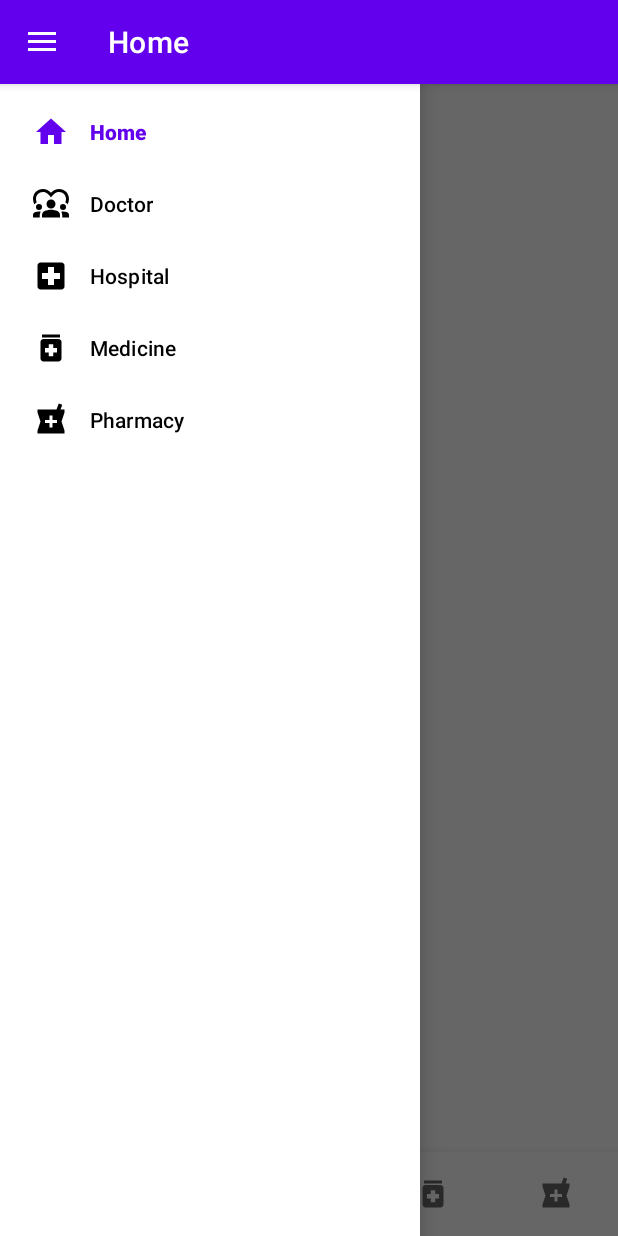
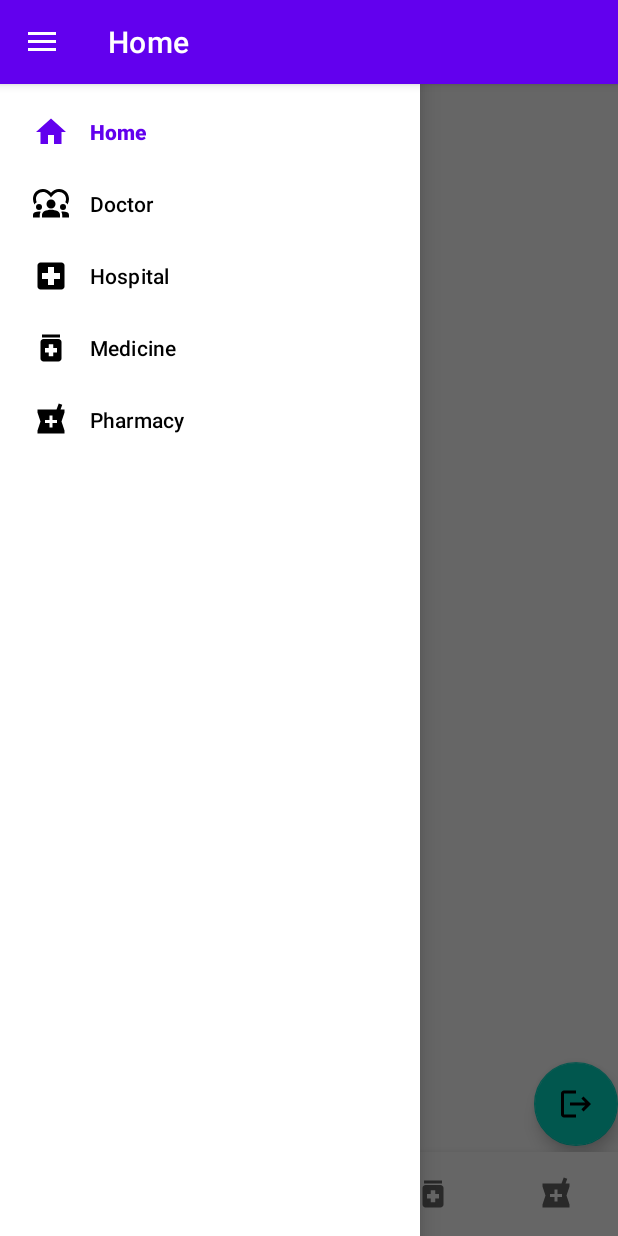
Before and after one commit to RealKevinPlayz/UAS_ANMP_160420078_160420053_160420062, an Android app: the HomeFragment screen opened directly, with no data from a screen before it, with the side drawer open, on a phone screen of 412 x 824 dp. Run offline under Robolectric (Android 15) with nearby library versions, the phone set to English and light mode, and no system bars; our stand-ins replace Picasso, Room's generated code, RxJava, data binding, navigation-ui; pictures from the network do not load; 2 statements that could not run were skipped.

Commit message:
Sign Out dapat dilakukan, Ubah Profil username, nama, dan password, Session juga dapat disimpan

```diff
--- a/app/src/main/java/id/ac/ubaya/informatika/anmp_uts_mobilehealthcare_160420078/model/UserDao.kt
+++ b/app/src/main/java/id/ac/ubaya/informatika/anmp_uts_mobilehealthcare_160420078/model/UserDao.kt
@@ -16,9 +16,12 @@ interface UserDao {
     @Query("SELECT id FROM user WHERE username = :username and password = :password")
     fun selectUserID(username: String, password: String): Int
 
+    @Query("select * from user where id = :id")
+    fun selectLoggedInUser(id: Int): User
+
     @Delete
     fun deleteUser(user: User)
 
-    @Query("update user set username=:username, first_name=:firstName, last_name=:lastName, password=:password where id=:id")
+    @Query("update user set username=:username, first_name=:firstName, last_name=:lastName, password= :password where id=:id")
     fun update(username: String, firstName: String, lastName: String, password: String, id: Int)
 }
--- a/app/src/main/java/id/ac/ubaya/informatika/anmp_uts_mobilehealthcare_160420078/view/ArticleListAdapter.kt
+++ b/app/src/main/java/id/ac/ubaya/informatika/anmp_uts_mobilehealthcare_160420078/view/ArticleListAdapter.kt
@@ -17,7 +17,7 @@ import id.ac.ubaya.informatika.anmp_uts_mobilehealthcare_160420078.model.Doctor
 import id.ac.ubaya.informatika.anmp_uts_mobilehealthcare_160420078.util.loadImage
 import kotlinx.android.synthetic.main.doctors_list_item.view.*
 
-class ArticleListAdapter(var articleList:ArrayList<Article>, var adapterOnClick : (Article) -> Unit) : RecyclerView.Adapter<ArticleListAdapter.ArticleViewHolder>() {
+class ArticleListAdapter(var articleList:ArrayList<Article>) : RecyclerView.Adapter<ArticleListAdapter.ArticleViewHolder>() {
     class ArticleViewHolder(var view: ArticleListItemBinding): RecyclerView.ViewHolder(view.root)
 
     override fun onBindViewHolder(holder: ArticleViewHolder, position: Int) {
--- a/app/src/main/java/id/ac/ubaya/informatika/anmp_uts_mobilehealthcare_160420078/view/DoctorsListAdapter.kt
+++ b/app/src/main/java/id/ac/ubaya/informatika/anmp_uts_mobilehealthcare_160420078/view/DoctorsListAdapter.kt
@@ -29,7 +29,6 @@ ButtonDetailLayoutInterface{
     override fun onBindViewHolder(holder: DoctorViewHolder, position: Int) {
         holder.view.doctor = doctorList[position]
         holder.view.btnListener = this
-        Log.wtf("Doctor Data Name", doctorList[position].doctorName.toString())
         //var imageView = holder.view.findViewById<ImageView>(R.id.doctorCardImage)
         //var progressBar = holder.view.findViewById<ProgressBar>(R.id.doctorCardProgressBar)
         //imageView.loadImage(doctorList[position].doctorPhotoUrl, progressBar)
--- a/app/src/main/java/id/ac/ubaya/informatika/anmp_uts_mobilehealthcare_160420078/view/HomeFragment.kt
+++ b/app/src/main/java/id/ac/ubaya/informatika/anmp_uts_mobilehealthcare_160420078/view/HomeFragment.kt
@@ -1,14 +1,21 @@
 package id.ac.ubaya.informatika.anmp_uts_mobilehealthcare_160420078.view
 
+import android.content.Context
+import android.content.Intent
+import android.content.SharedPreferences
 import android.os.Bundle
 import androidx.fragment.app.Fragment
 import android.view.LayoutInflater
 import android.view.View
 import android.view.ViewGroup
+import androidx.databinding.DataBindingUtil
 import androidx.lifecycle.Observer
 import androidx.lifecycle.ViewModelProvider
+import androidx.navigation.Navigation
 import androidx.recyclerview.widget.LinearLayoutManager
 import id.ac.ubaya.informatika.anmp_uts_mobilehealthcare_160420078.R
+import id.ac.ubaya.informatika.anmp_uts_mobilehealthcare_160420078.databinding.FragmentDoctorsDetailBinding
+import id.ac.ubaya.informatika.anmp_uts_mobilehealthcare_160420078.databinding.FragmentHomeBinding
 import id.ac.ubaya.informatika.anmp_uts_mobilehealthcare_160420078.model.Article
 import id.ac.ubaya.informatika.anmp_uts_mobilehealthcare_160420078.viewmodel.ArticleListViewModel
 import id.ac.ubaya.informatika.anmp_uts_mobilehealthcare_160420078.viewmodel.DoctorListViewModel
@@ -18,19 +25,17 @@ import kotlinx.android.synthetic.main.fragment_home.*
 
 class HomeFragment : Fragment(), ButtonDetailLayoutInterface {
     private lateinit var viewModel: ArticleListViewModel
-    private var articleListAdapter = ArticleListAdapter(arrayListOf(), { item -> viewModel.clearTaskArticle(item) })
-
-    override fun onCreate(savedInstanceState: Bundle?) {
-        super.onCreate(savedInstanceState)
-
-    }
+    private var articleListAdapter = ArticleListAdapter(arrayListOf())
+    private lateinit var dataBinding: FragmentHomeBinding
 
     override fun onCreateView(
         inflater: LayoutInflater, container: ViewGroup?,
         savedInstanceState: Bundle?
     ): View? {
         // Inflate the layout for this fragment
-        return inflater.inflate(R.layout.fragment_home, container, false)
+        dataBinding = DataBindingUtil.inflate<FragmentHomeBinding>(inflater,
+            R.layout.fragment_home, container, false)
+        return dataBinding.root
     }
 
     override fun onViewCreated(view: View, savedInstanceState: Bundle?) {
@@ -46,6 +51,27 @@ class HomeFragment : Fragment(), ButtonDetailLayoutInterface {
             viewModel.refreshArticle()
             refreshLayout.isRefreshing = false
         }
+
+        var sharedFile = "id.ac.ubaya.informatika.anmp_uts_mobilehealthcare_160420078"
+        var shared = this.requireActivity()
+            .getSharedPreferences(sharedFile, Context.MODE_PRIVATE)
+        var editor: SharedPreferences.Editor = shared.edit();
+
+
+
+
+        fabLogout.setOnClickListener {
+            editor.putInt("userID", 0) //remove current user
+            editor.apply()
+            var intent = Intent(activity, SignInActivity::class.java)
+            startActivity(intent)
+        }
+
+        fabProfile.setOnClickListener{
+            val action = HomeFragmentDirections.actionProfile()
+            Navigation.findNavController(it).navigate(action)
+        }
+
         observeViewModel()
         /*
         var article1 = Article("Regular Exercise: Key for Heart Health", "Regular exercise is essential for a healthy heart. It strengthens the heart, improves blood circulation, and reduces the risk of cardiovascular diseases. Studies consistently show that individuals who exercise regularly have a lower likelihood of developing heart disease, high blood pressure, and obesity. Incorporating activities like walking, running, swimming, or cycling into daily routines significantly benefits the cardiovascular system. Exercise also contributes to overall well-being by managing stress, improving mood, boosting energy levels, and promoting better sleep. Aim for at least 150 minutes of moderate-intensity exercise or 75 minutes of vigorous exercise per week for optimal heart health.", "https://blog.1life.co.uk/hubfs/Why%20You%20Should%20Have%20a%20Regular%20Exercise%20Routine.jpg")
--- a/app/src/main/java/id/ac/ubaya/informatika/anmp_uts_mobilehealthcare_160420078/view/Interfaces.kt
+++ b/app/src/main/java/id/ac/ubaya/informatika/anmp_uts_mobilehealthcare_160420078/view/Interfaces.kt
@@ -24,6 +24,11 @@ interface ButtonDetailLayoutInterface{
         val action = PharmacyListFragmentDirections.actionPharmacyDetail(v.tag.toString())
         Navigation.findNavController(v).navigate(action)
     }
+
+    fun onCancelProfileClick(v:View){
+        Navigation.findNavController(v).popBackStack()
+    }
+
 }
 
 interface ButtonAppointmentLayoutInterface{
--- a/app/src/main/java/id/ac/ubaya/informatika/anmp_uts_mobilehealthcare_160420078/view/SignUpFragment.kt
+++ b/app/src/main/java/id/ac/ubaya/informatika/anmp_uts_mobilehealthcare_160420078/view/SignUpFragment.kt
@@ -38,7 +38,7 @@ class SignUpFragment() : Fragment() {
             var textPassword = view.findViewById<EditText>(R.id.textPassword)
             var user = User(textUsername.text.toString(), textFirstName.text.toString(), textLastName.text.toString(), textPassword.text.toString())
             viewModel.addUser(user)
-            Toast.makeText(view.context, "Data added", Toast.LENGTH_LONG).show()
+            Toast.makeText(view.context, "User Data added", Toast.LENGTH_LONG).show()
             val action = SignUpFragmentDirections.signUpToSignIn()
             Navigation.findNavController(it).navigate(action)
         }
--- a/app/src/main/java/id/ac/ubaya/informatika/anmp_uts_mobilehealthcare_160420078/viewmodel/ArticleListViewModel.kt
+++ b/app/src/main/java/id/ac/ubaya/informatika/anmp_uts_mobilehealthcare_160420078/viewmodel/ArticleListViewModel.kt
@@ -61,9 +61,4 @@ class ArticleListViewModel(application: Application):AndroidViewModel(applicatio
     }
     */
 
-    fun clearTaskArticle(article: Article){
-        launch {
-            var db = buildArticleDB(getApplication())
-        }
-    }
 }
--- /dev/null
+++ b/app/src/main/res/drawable/ic_baseline_logout_24.xml
@@ -0,0 +1,5 @@
+<vector android:autoMirrored="true" android:height="24dp"
+    android:tint="#000000" android:viewportHeight="24"
+    android:viewportWidth="24" android:width="24dp" xmlns:android="http://schemas.android.com/apk/res/android">
+    <path android:fillColor="@android:color/white" android:pathData="M17,7l-1.41,1.41L18.17,11H8v2h10.17l-2.58,2.58L17,17l5,-5zM4,5h8V3H4c-1.1,0 -2,0.9 -2,2v14c0,1.1 0.9,2 2,2h8v-2H4V5z"/>
+</vector>
--- /dev/null
+++ b/app/src/main/res/drawable/ic_baseline_person_24.xml
@@ -0,0 +1,5 @@
+<vector android:height="24dp" android:tint="#000000"
+    android:viewportHeight="24" android:viewportWidth="24"
+    android:width="24dp" xmlns:android="http://schemas.android.com/apk/res/android">
+    <path android:fillColor="@android:color/white" android:pathData="M12,12c2.21,0 4,-1.79 4,-4s-1.79,-4 -4,-4 -4,1.79 -4,4 1.79,4 4,4zM12,14c-2.67,0 -8,1.34 -8,4v2h16v-2c0,-2.66 -5.33,-4 -8,-4z"/>
+</vector>
--- a/app/src/main/res/layout/fragment_home.xml
+++ b/app/src/main/res/layout/fragment_home.xml
@@ -1,7 +1,15 @@
 <?xml version="1.0" encoding="utf-8"?>
-<FrameLayout xmlns:android="http://schemas.android.com/apk/res/android"
+<layout xmlns:android="http://schemas.android.com/apk/res/android"
     xmlns:app="http://schemas.android.com/apk/res-auto"
-    xmlns:tools="http://schemas.android.com/tools"
+    xmlns:tools="http://schemas.android.com/tools">
+
+    <data>
+        <variable
+            name="listener"
+            type="id.ac.ubaya.informatika.anmp_uts_mobilehealthcare_160420078.view.ButtonDetailLayoutInterface" />
+    </data>
+
+    <FrameLayout
         android:layout_width="match_parent"
         android:layout_height="match_parent"
         tools:context=".view.HomeFragment">
@@ -48,7 +56,30 @@
                     app:layout_constraintEnd_toEndOf="parent"
                     app:layout_constraintStart_toStartOf="@+id/articlesRecView"
                     app:layout_constraintTop_toTopOf="parent" />
+
+                <com.google.android.material.floatingactionbutton.FloatingActionButton
+                    android:id="@+id/fabLogout"
+                    android:layout_width="wrap_content"
+                    android:layout_height="wrap_content"
+                    android:clickable="true"
+                    android:src="@drawable/ic_baseline_logout_24"
+                    app:layout_constraintBottom_toBottomOf="@+id/articlesRecView"
+                    app:layout_constraintEnd_toEndOf="parent"
+                    app:rippleColor="#FF0000"
+                    tools:ignore="SpeakableTextPresentCheck" />
+
+                <com.google.android.material.floatingactionbutton.FloatingActionButton
+                    android:id="@+id/fabProfile"
+                    android:layout_width="wrap_content"
+                    android:layout_height="wrap_content"
+                    android:clickable="true"
+                    android:src="@drawable/ic_baseline_person_24"
+                    app:layout_constraintBottom_toBottomOf="@+id/articlesRecView"
+                    app:layout_constraintStart_toStartOf="parent"
+                    app:rippleColor="#00FF37"
+                    tools:ignore="SpeakableTextPresentCheck" />
             </androidx.constraintlayout.widget.ConstraintLayout>
         </androidx.swiperefreshlayout.widget.SwipeRefreshLayout>
 
     </FrameLayout>
+</layout>
--- a/app/src/main/res/navigation/healthcare_navigation.xml
+++ b/app/src/main/res/navigation/healthcare_navigation.xml
@@ -83,7 +83,11 @@
         android:id="@+id/itemHome"
         android:name="id.ac.ubaya.informatika.anmp_uts_mobilehealthcare_160420078.view.HomeFragment"
         android:label="Home"
-        tools:layout="@layout/fragment_home" />
+        tools:layout="@layout/fragment_home" >
+        <action
+            android:id="@+id/actionProfile"
+            app:destination="@id/profileFragment" />
+    </fragment>
     <fragment
         android:id="@+id/appointmentFragment"
         android:name="id.ac.ubaya.informatika.anmp_uts_mobilehealthcare_160420078.view.AppointmentFragment"
@@ -99,4 +103,8 @@
         android:name="id.ac.ubaya.informatika.anmp_uts_mobilehealthcare_160420078.view.FacilityServiceFragment"
         android:label="fragment_facility_service"
         tools:layout="@layout/fragment_facility_service" />
+    <fragment
+        android:id="@+id/profileFragment"
+        android:name="id.ac.ubaya.informatika.anmp_uts_mobilehealthcare_160420078.view.ProfileFragment"
+        android:label="Your Profile"/>
 </navigation>
```
Also changed, not shown: app/src/main/java/id/ac/ubaya/informatika/anmp_uts_mobilehealthcare_160420078/view/ProfileFragment.kt (added, +84 -0 lines), app/src/main/java/id/ac/ubaya/informatika/anmp_uts_mobilehealthcare_160420078/view/SignInActivity.kt (+6 -1 lines), app/src/main/java/id/ac/ubaya/informatika/anmp_uts_mobilehealthcare_160420078/view/SignInFragment.kt (+23 -32 lines), app/src/main/java/id/ac/ubaya/informatika/anmp_uts_mobilehealthcare_160420078/viewmodel/UserViewModel.kt (+8 -0 lines), app/src/main/res/layout/fragment_profile.xml (added, +130 -0 lines). Lines whose indentation alone changed are shown as unchanged.
